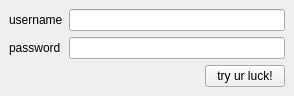
Qt form rbhusUI/lib/rbhusAuthMod.ui (aumanimationstudios/rbhus) before a commit.
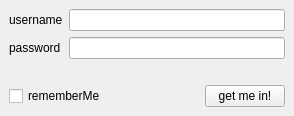
The same form after that commit.

The edit to the form file:
```diff
--- a/rbhusUI/lib/rbhusAuthMod.ui
+++ b/rbhusUI/lib/rbhusAuthMod.ui
@@ -10,7 +10,7 @@
     <x>0</x>
     <y>0</y>
     <width>294</width>
-    <height>90</height>
+    <height>116</height>
    </rect>
   </property>
   <property name="windowTitle">
@@ -64,6 +64,13 @@
     </item>
     <item>
      <layout class="QHBoxLayout" name="horizontalLayout_3">
+      <item>
+       <widget class="QCheckBox" name="checkBoxRememberMe">
+        <property name="text">
+         <string>rememberMe</string>
+        </property>
+       </widget>
+      </item>
       <item>
        <spacer name="horizontalSpacer">
         <property name="orientation">
@@ -80,7 +87,7 @@
       <item>
        <widget class="QPushButton" name="pushButton">
         <property name="text">
-         <string>try ur luck!</string>
+         <string>get me in!</string>
         </property>
         <property name="shortcut">
          <string>Return, Ctrl+R</string>
```
Left out of the diff: 83 changed lines with no effect on the pictures.
